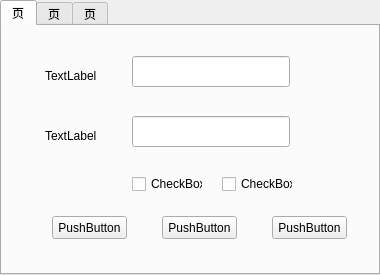
First picture: the form in NEUipwgClient/ui.ui, repository houshengandt/NEUipwgClient, before the edit.
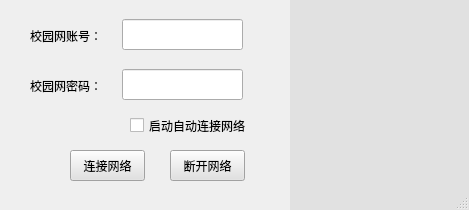
Second picture: the form after the edit. Icons and pictures are not drawn.

Patch:
```diff
--- a/NEUipwgClient/ui.ui
+++ b/NEUipwgClient/ui.ui
@@ -1,143 +1,137 @@
 <?xml version="1.0" encoding="UTF-8"?>
 <ui version="4.0">
- <class>Form</class>
- <widget class="QWidget" name="Form">
+ <class>MainWindow</class>
+ <widget class="QMainWindow" name="MainWindow">
+  <property name="windowModality">
+   <enum>Qt::ApplicationModal</enum>
+  </property>
+  <property name="enabled">
+   <bool>true</bool>
+  </property>
   <property name="geometry">
    <rect>
     <x>0</x>
     <y>0</y>
-    <width>380</width>
-    <height>275</height>
+    <width>469</width>
+    <height>210</height>
    </rect>
   </property>
+  <property name="minimumSize">
+   <size>
+    <width>469</width>
+    <height>210</height>
+   </size>
+  </property>
   <property name="maximumSize">
    <size>
-    <width>380</width>
-    <height>275</height>
+    <width>469</width>
+    <height>232</height>
    </size>
   </property>
+  <property name="acceptDrops">
+   <bool>false</bool>
+  </property>
   <property name="windowTitle">
-   <string>Form</string>
+   <string>校园网客户端</string>
   </property>
-  <widget class="QTabWidget" name="tabWidget">
-   <property name="geometry">
-    <rect>
-     <x>0</x>
-     <y>0</y>
-     <width>380</width>
-     <height>275</height>
-    </rect>
+  <property name="windowIcon">
+   <iconset>
+    <normaloff>icon.png</normaloff>icon.png</iconset>
+  </property>
+  <property name="accessibleName">
+   <string/>
+  </property>
+  <property name="animated">
+   <bool>true</bool>
+  </property>
+  <widget class="QWidget" name="centralwidget">
+   <property name="minimumSize">
+    <size>
+     <width>469</width>
+     <height>210</height>
+    </size>
    </property>
    <property name="maximumSize">
     <size>
-     <width>380</width>
-     <height>275</height>
+     <width>469</width>
+     <height>210</height>
     </size>
    </property>
-   <property name="currentIndex">
-    <number>0</number>
-   </property>
-   <widget class="QWidget" name="tab_xyw">
-    <attribute name="title">
-     <string>页</string>
-    </attribute>
-    <widget class="QCheckBox" name="checkBox_jzmm">
-     <property name="geometry">
-      <rect>
-       <x>130</x>
-       <y>150</y>
-       <width>71</width>
-       <height>16</height>
-      </rect>
+   <widget class="QWidget" name="widget" native="true">
+    <property name="geometry">
+     <rect>
+      <x>0</x>
+      <y>0</y>
+      <width>469</width>
+      <height>210</height>
+     </rect>
+    </property>
+    <property name="minimumSize">
+     <size>
+      <width>469</width>
+      <height>210</height>
+     </size>
+    </property>
+    <property name="maximumSize">
+     <size>
+      <width>469</width>
+      <height>210</height>
+     </size>
+    </property>
+    <property name="styleSheet">
+     <string notr="true"/>
+    </property>
+    <widget class="QLabel" name="label_info">
+     <property name="enabled">
+      <bool>true</bool>
      </property>
-     <property name="text">
-      <string>CheckBox</string>
-     </property>
-    </widget>
-    <widget class="QCheckBox" name="checkBox_zddl">
      <property name="geometry">
       <rect>
-       <x>220</x>
-       <y>150</y>
-       <width>71</width>
-       <height>16</height>
+       <x>290</x>
+       <y>0</y>
+       <width>181</width>
+       <height>211</height>
       </rect>
      </property>
-     <property name="text">
-      <string>CheckBox</string>
+     <property name="styleSheet">
+      <string notr="true">background-color: rgb(225, 225, 225);</string>
      </property>
-    </widget>
-    <widget class="QPushButton" name="pushButton_ljwl">
-     <property name="geometry">
-      <rect>
-       <x>50</x>
-       <y>190</y>
-       <width>75</width>
-       <height>23</height>
-      </rect>
-     </property>
      <property name="text">
-      <string>PushButton</string>
+      <string/>
      </property>
     </widget>
-    <widget class="QPushButton" name="pushButton_dklj">
+    <widget class="QLabel" name="label_2">
      <property name="geometry">
       <rect>
-       <x>160</x>
-       <y>190</y>
-       <width>75</width>
-       <height>23</height>
+       <x>30</x>
+       <y>20</y>
+       <width>71</width>
+       <height>31</height>
       </rect>
      </property>
      <property name="text">
-      <string>PushButton</string>
+      <string>校园网账号：</string>
      </property>
     </widget>
-    <widget class="QPushButton" name="pushButton_dkqb">
+    <widget class="QLabel" name="label_3">
      <property name="geometry">
       <rect>
-       <x>270</x>
-       <y>190</y>
-       <width>75</width>
-       <height>23</height>
+       <x>30</x>
+       <y>70</y>
+       <width>71</width>
+       <height>31</height>
       </rect>
      </property>
      <property name="text">
-      <string>PushButton</string>
-     </property>
-    </widget>
-    <widget class="QLabel" name="label_xywzh">
-     <property name="geometry">
-      <rect>
-       <x>43</x>
-       <y>40</y>
-       <width>61</width>
-       <height>20</height>
-      </rect>
-     </property>
-     <property name="text">
-      <string>TextLabel</string>
-     </property>
-    </widget>
-    <widget class="QLabel" name="label_xywmm">
-     <property name="geometry">
-      <rect>
-       <x>43</x>
-       <y>100</y>
-       <width>61</width>
-       <height>20</height>
-      </rect>
-     </property>
-     <property name="text">
-      <string>TextLabel</string>
+      <string>校园网密码：</string>
      </property>
     </widget>
     <widget class="QLineEdit" name="lineEdit_xywzh">
      <property name="geometry">
       <rect>
-       <x>130</x>
-       <y>30</y>
-       <width>158</width>
+       <x>122</x>
+       <y>19</y>
+       <width>121</width>
        <height>31</height>
       </rect>
      </property>
@@ -145,133 +139,65 @@
     <widget class="QLineEdit" name="lineEdit_xywmm">
      <property name="geometry">
       <rect>
-       <x>130</x>
-       <y>90</y>
-       <width>158</width>
+       <x>122</x>
+       <y>69</y>
+       <width>121</width>
        <height>31</height>
       </rect>
      </property>
-    </widget>
-   </widget>
-   <widget class="QWidget" name="tab_4">
-    <attribute name="title">
-     <string>页</string>
-    </attribute>
-    <widget class="QLabel" name="label_wfmc">
-     <property name="geometry">
-      <rect>
-       <x>43</x>
-       <y>40</y>
-       <width>61</width>
-       <height>20</height>
-      </rect>
+     <property name="echoMode">
+      <enum>QLineEdit::Password</enum>
      </property>
-     <property name="text">
-      <string>TextLabel</string>
-     </property>
     </widget>
-    <widget class="QCheckBox" name="checkBox_zdkq">
+    <widget class="QPushButton" name="pushButton_ljwl">
      <property name="geometry">
       <rect>
-       <x>130</x>
+       <x>70</x>
        <y>150</y>
-       <width>121</width>
-       <height>16</height>
+       <width>75</width>
+       <height>31</height>
       </rect>
      </property>
-     <property name="text">
-      <string>CheckBox</string>
+     <property name="styleSheet">
+      <string notr="true">background-color: rgb(225, 225, 225);</string>
      </property>
-    </widget>
-    <widget class="QLabel" name="label_wfmm">
-     <property name="geometry">
-      <rect>
-       <x>43</x>
-       <y>100</y>
-       <width>61</width>
-       <height>20</height>
-      </rect>
-     </property>
      <property name="text">
-      <string>TextLabel</string>
+      <string>连接网络</string>
      </property>
     </widget>
-    <widget class="QPushButton" name="pushButton_gbwf">
+    <widget class="QPushButton" name="pushButton_dklj">
      <property name="geometry">
       <rect>
-       <x>240</x>
-       <y>190</y>
+       <x>170</x>
+       <y>150</y>
        <width>75</width>
-       <height>23</height>
+       <height>31</height>
       </rect>
      </property>
-     <property name="text">
-      <string>PushButton</string>
+     <property name="styleSheet">
+      <string notr="true">background-color: rgb(239, 247, 255);
+background-color: rgb(225, 225, 225);</string>
      </property>
-    </widget>
-    <widget class="QPushButton" name="pushButton_kqwf">
-     <property name="geometry">
-      <rect>
-       <x>130</x>
-       <y>190</y>
-       <width>75</width>
-       <height>23</height>
-      </rect>
-     </property>
      <property name="text">
-      <string>PushButton</string>
+      <string>断开网络</string>
      </property>
     </widget>
-    <widget class="QLineEdit" name="lineEdit_wfmc">
+    <widget class="QCheckBox" name="checkBox_zdlj">
      <property name="geometry">
       <rect>
        <x>130</x>
-       <y>30</y>
-       <width>158</width>
-       <height>31</height>
+       <y>115</y>
+       <width>121</width>
+       <height>21</height>
       </rect>
      </property>
-    </widget>
-    <widget class="QLineEdit" name="lineEdit_wfmm">
-     <property name="geometry">
-      <rect>
-       <x>130</x>
-       <y>90</y>
-       <width>158</width>
-       <height>31</height>
-      </rect>
-     </property>
-    </widget>
-   </widget>
-   <widget class="QWidget" name="tab_5">
-    <attribute name="title">
-     <string>页</string>
-    </attribute>
-    <widget class="QTimeEdit" name="timeEdit">
-     <property name="geometry">
-      <rect>
-       <x>140</x>
-       <y>110</y>
-       <width>71</width>
-       <height>22</height>
-      </rect>
-     </property>
-    </widget>
-    <widget class="QLabel" name="label_dsgj">
-     <property name="geometry">
-      <rect>
-       <x>143</x>
-       <y>50</y>
-       <width>61</width>
-       <height>20</height>
-      </rect>
-     </property>
      <property name="text">
-      <string>TextLabel</string>
+      <string>启动自动连接网络</string>
      </property>
     </widget>
    </widget>
   </widget>
+  <widget class="QStatusBar" name="statusbar"/>
  </widget>
  <resources/>
  <connections/>
```
